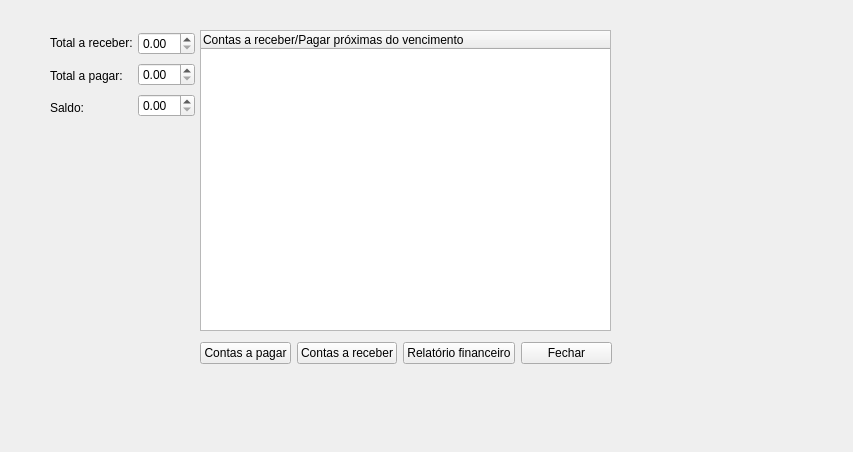
jaques-lo/erp-projeto, file erp-projeto/financeirowindow.ui: the form before one commit.
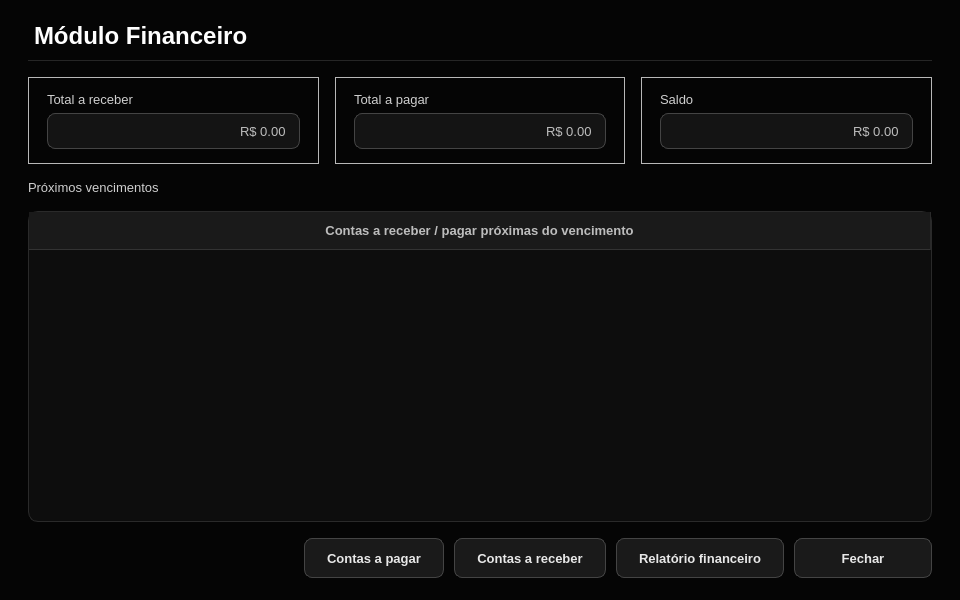
The form after the commit.

Commit message:
Atualiza fontes do projeto ERP (telas e login, Tela de Sobra) e adiciona logoBG
Arquivos de importância para alterar e rodar na máquina: código (cpp/h/pro), telas (ui), recursos (qrc) e imagem da logoBG.

What changed in the file:
```diff
--- a/erp-projeto/financeirowindow.ui
+++ b/erp-projeto/financeirowindow.ui
@@ -6,133 +6,1089 @@
    <rect>
     <x>0</x>
     <y>0</y>
-    <width>853</width>
-    <height>452</height>
+    <width>960</width>
+    <height>600</height>
    </rect>
   </property>
+  <property name="minimumSize">
+   <size>
+    <width>768</width>
+    <height>480</height>
+   </size>
+  </property>
   <property name="windowTitle">
    <string>Form</string>
   </property>
-  <widget class="QTableWidget" name="tableWidget">
-   <property name="geometry">
-    <rect>
-     <x>200</x>
-     <y>30</y>
-     <width>411</width>
-     <height>301</height>
-    </rect>
+  <property name="palette">
+   <palette>
+    <active>
+     <colorrole role="WindowText">
+      <brush brushstyle="SolidPattern">
+       <color alpha="255">
+        <red>232</red>
+        <green>232</green>
+        <blue>232</blue>
+       </color>
+      </brush>
+     </colorrole>
+     <colorrole role="Button">
+      <brush brushstyle="SolidPattern">
+       <color alpha="255">
+        <red>26</red>
+        <green>26</green>
+        <blue>26</blue>
+       </color>
+      </brush>
+     </colorrole>
+     <colorrole role="Text">
+      <brush brushstyle="SolidPattern">
+       <color alpha="255">
+        <red>245</red>
+        <green>245</green>
+        <blue>245</blue>
+       </color>
+      </brush>
+     </colorrole>
+     <colorrole role="ButtonText">
+      <brush brushstyle="SolidPattern">
+       <color alpha="255">
+        <red>232</red>
+        <green>232</green>
+        <blue>232</blue>
+       </color>
+      </brush>
+     </colorrole>
+     <colorrole role="Base">
+      <brush brushstyle="SolidPattern">
+       <color alpha="255">
+        <red>20</red>
+        <green>20</green>
+        <blue>20</blue>
+       </color>
+      </brush>
+     </colorrole>
+     <colorrole role="AlternateBase">
+      <brush brushstyle="SolidPattern">
+       <color alpha="255">
+        <red>19</red>
+        <green>19</green>
+        <blue>19</blue>
+       </color>
+      </brush>
+     </colorrole>
+     <colorrole role="Window">
+      <brush brushstyle="SolidPattern">
+       <color alpha="255">
+        <red>5</red>
+        <green>5</green>
+        <blue>5</blue>
+       </color>
+      </brush>
+     </colorrole>
+     <colorrole role="Highlight">
+      <brush brushstyle="SolidPattern">
+       <color alpha="255">
+        <red>119</red>
+        <green>119</green>
+        <blue>119</blue>
+       </color>
+      </brush>
+     </colorrole>
+     <colorrole role="HighlightedText">
+      <brush brushstyle="SolidPattern">
+       <color alpha="255">
+        <red>255</red>
+        <green>255</green>
+        <blue>255</blue>
+       </color>
+      </brush>
+     </colorrole>
+     <colorrole role="PlaceholderText">
+      <brush brushstyle="SolidPattern">
+       <color alpha="255">
+        <red>119</red>
+        <green>119</green>
+        <blue>119</blue>
+       </color>
+      </brush>
+     </colorrole>
+    </active>
+    <inactive>
+     <colorrole role="WindowText">
+      <brush brushstyle="SolidPattern">
+       <color alpha="255">
+        <red>232</red>
+        <green>232</green>
+        <blue>232</blue>
+       </color>
+      </brush>
+     </colorrole>
+     <colorrole role="Button">
+      <brush brushstyle="SolidPattern">
+       <color alpha="255">
+        <red>26</red>
+        <green>26</green>
+        <blue>26</blue>
+       </color>
+      </brush>
+     </colorrole>
+     <colorrole role="Text">
+      <brush brushstyle="SolidPattern">
+       <color alpha="255">
+        <red>245</red>
+        <green>245</green>
+        <blue>245</blue>
+       </color>
+      </brush>
+     </colorrole>
+     <colorrole role="ButtonText">
+      <brush brushstyle="SolidPattern">
+       <color alpha="255">
+        <red>232</red>
+        <green>232</green>
+        <blue>232</blue>
+       </color>
+      </brush>
+     </colorrole>
+     <colorrole role="Base">
+      <brush brushstyle="SolidPattern">
+       <color alpha="255">
+        <red>20</red>
+        <green>20</green>
+        <blue>20</blue>
+       </color>
+      </brush>
+     </colorrole>
+     <colorrole role="AlternateBase">
+      <brush brushstyle="SolidPattern">
+       <color alpha="255">
+        <red>19</red>
+        <green>19</green>
+        <blue>19</blue>
+       </color>
+      </brush>
+     </colorrole>
+     <colorrole role="Window">
+      <brush brushstyle="SolidPattern">
+       <color alpha="255">
+        <red>5</red>
+        <green>5</green>
+        <blue>5</blue>
+       </color>
+      </brush>
+     </colorrole>
+     <colorrole role="Highlight">
+      <brush brushstyle="SolidPattern">
+       <color alpha="255">
+        <red>119</red>
+        <green>119</green>
+        <blue>119</blue>
+       </color>
+      </brush>
+     </colorrole>
+     <colorrole role="HighlightedText">
+      <brush brushstyle="SolidPattern">
+       <color alpha="255">
+        <red>255</red>
+        <green>255</green>
+        <blue>255</blue>
+       </color>
+      </brush>
+     </colorrole>
+     <colorrole role="PlaceholderText">
+      <brush brushstyle="SolidPattern">
+       <color alpha="255">
+        <red>119</red>
+        <green>119</green>
+        <blue>119</blue>
+       </color>
+      </brush>
+     </colorrole>
+    </inactive>
+    <disabled>
+     <colorrole role="WindowText">
+      <brush brushstyle="SolidPattern">
+       <color alpha="255">
+        <red>102</red>
+        <green>102</green>
+        <blue>102</blue>
+       </color>
+      </brush>
+     </colorrole>
+     <colorrole role="Button">
+      <brush brushstyle="SolidPattern">
+       <color alpha="255">
+        <red>26</red>
+        <green>26</green>
+        <blue>26</blue>
+       </color>
+      </brush>
+     </colorrole>
+     <colorrole role="Text">
+      <brush brushstyle="SolidPattern">
+       <color alpha="255">
+        <red>102</red>
+        <green>102</green>
+        <blue>102</blue>
+       </color>
+      </brush>
+     </colorrole>
+     <colorrole role="ButtonText">
+      <brush brushstyle="SolidPattern">
+       <color alpha="255">
+        <red>102</red>
+        <green>102</green>
+        <blue>102</blue>
+       </color>
+      </brush>
+     </colorrole>
+     <colorrole role="Base">
+      <brush brushstyle="SolidPattern">
+       <color alpha="255">
+        <red>20</red>
+        <green>20</green>
+        <blue>20</blue>
+       </color>
+      </brush>
+     </colorrole>
+     <colorrole role="AlternateBase">
+      <brush brushstyle="SolidPattern">
+       <color alpha="255">
+        <red>19</red>
+        <green>19</green>
+        <blue>19</blue>
+       </color>
+      </brush>
+     </colorrole>
+     <colorrole role="Window">
+      <brush brushstyle="SolidPattern">
+       <color alpha="255">
+        <red>5</red>
+        <green>5</green>
+        <blue>5</blue>
+       </color>
+      </brush>
+     </colorrole>
+     <colorrole role="Highlight">
+      <brush brushstyle="SolidPattern">
+       <color alpha="255">
+        <red>119</red>
+        <green>119</green>
+        <blue>119</blue>
+       </color>
+      </brush>
+     </colorrole>
+     <colorrole role="HighlightedText">
+      <brush brushstyle="SolidPattern">
+       <color alpha="255">
+        <red>255</red>
+        <green>255</green>
+        <blue>255</blue>
+       </color>
+      </brush>
+     </colorrole>
+     <colorrole role="PlaceholderText">
+      <brush brushstyle="SolidPattern">
+       <color alpha="255">
+        <red>119</red>
+        <green>119</green>
+        <blue>119</blue>
+       </color>
+      </brush>
+     </colorrole>
+    </disabled>
+   </palette>
+  </property>
+  <property name="styleSheet">
+   <string notr="true">#FinanceiroWindow {
+    background-color: #050505;
+}
+
+QWidget {
+    font-family: "Segoe UI", "DejaVu Sans", "Noto Sans", sans-serif;
+    font-size: 10pt;
+}
+
+/* ---------- Textos ---------- */
+QLabel {
+    color: #cfcfcf;
+    background: transparent;
+    font-weight: normal;
+}
+
+QLabel#lblTitulo {
+    color: #ffffff;
+    font-size: 18pt;
+    font-weight: bold;
+    padding-bottom: 10px;
+    border-bottom: 1px solid #262626;
+}
+
+QLabel[role="section"] {
+    color: #ffffff;
+    font-size: 11pt;
+    font-weight: bold;
+}
+
+QLabel[role="hint"] {
+    color: #777777;
+    font-size: 9pt;
+}
+
+QLabel[role="value"] {
+    color: #ffffff;
+    font-weight: bold;
+}
+
+QToolTip {
+    background-color: #1a1a1a;
+    color: #f5f5f5;
+    border: 1px solid #444444;
+    padding: 4px 8px;
+}
+
+/* ---------- Cartões / grupos ---------- */
+QGroupBox {
+    background-color: #0c0c0c;
+    border: 1px solid #2a2a2a;
+    border-radius: 12px;
+    margin-top: 14px;
+    padding: 20px 16px 14px 16px;
+    color: #f2f2f2;
+    font-weight: bold;
+}
+
+QGroupBox::title {
+    subcontrol-origin: margin;
+    subcontrol-position: top left;
+    left: 14px;
+    padding: 0 8px;
+    color: #f2f2f2;
+}
+
+QFrame[variant="card"] {
+    background-color: #0c0c0c;
+    border: 1px solid #2a2a2a;
+    border-radius: 12px;
+}
+
+QFrame#lineSep {
+    background-color: #2a2a2a;
+    border: none;
+}
+
+/* ---------- Campos de entrada ---------- */
+QLineEdit,
+QComboBox,
+QAbstractSpinBox,
+QDateEdit,
+QDateTimeEdit {
+    background-color: #141414;
+    color: #f5f5f5;
+    border: 1px solid #444444;
+    border-radius: 8px;
+    padding: 6px 10px;
+    min-height: 22px;
+    selection-background-color: #777777;
+    selection-color: #ffffff;
+    font-weight: normal;
+}
+
+QLineEdit:hover,
+QComboBox:hover,
+QAbstractSpinBox:hover,
+QDateEdit:hover,
+QDateTimeEdit:hover {
+    border: 1px solid #666666;
+}
+
+QLineEdit:focus,
+QComboBox:focus,
+QAbstractSpinBox:focus,
+QDateEdit:focus,
+QDateTimeEdit:focus {
+    border: 1px solid #d8d8d8;
+    background-color: #181818;
+}
+
+QLineEdit:read-only,
+QAbstractSpinBox:read-only {
+    color: #bdbdbd;
+}
+
+QLineEdit:disabled,
+QComboBox:disabled,
+QAbstractSpinBox:disabled,
+QDateEdit:disabled,
+QDateTimeEdit:disabled {
+    background-color: #0e0e0e;
+    color: #666666;
+    border: 1px solid #2a2a2a;
+}
+
+/* Campo de total (somente leitura, em destaque) */
+QDoubleSpinBox[variant="total"] {
+    font-size: 20pt;
+    font-weight: bold;
+    color: #ffffff;
+    background-color: #0a0a0a;
+    border: 1px solid #333333;
+    padding: 8px 14px;
+    min-height: 36px;
+}
+
+/* ---------- ComboBox / Data ---------- */
+QComboBox {
+    padding-right: 30px;
+}
+
+QComboBox::drop-down,
+QDateEdit::drop-down,
+QDateTimeEdit::drop-down {
+    subcontrol-origin: padding;
+    subcontrol-position: center right;
+    width: 28px;
+    border: none;
+    background: transparent;
+}
+
+QComboBox::down-arrow,
+QDateEdit::down-arrow,
+QDateTimeEdit::down-arrow {
+    image: none;
+    width: 0px;
+    height: 0px;
+    border-left: 5px solid transparent;
+    border-right: 5px solid transparent;
+    border-top: 6px solid #bdbdbd;
+    margin-right: 8px;
+}
+
+QComboBox QAbstractItemView {
+    background-color: #141414;
+    color: #f5f5f5;
+    border: 1px solid #444444;
+    selection-background-color: #2e2e2e;
+    selection-color: #ffffff;
+    outline: 0;
+}
+
+/* ---------- SpinBox com botões ---------- */
+QSpinBox {
+    padding-right: 26px;
+}
+
+QSpinBox::up-button {
+    subcontrol-origin: border;
+    subcontrol-position: top right;
+    width: 22px;
+    border: none;
+    background: transparent;
+}
+
+QSpinBox::down-button {
+    subcontrol-origin: border;
+    subcontrol-position: bottom right;
+    width: 22px;
+    border: none;
+    background: transparent;
+}
+
+QSpinBox::up-arrow {
+    image: none;
+    width: 0px;
+    height: 0px;
+    border-left: 4px solid transparent;
+    border-right: 4px solid transparent;
+    border-bottom: 5px solid #bdbdbd;
+}
+
+QSpinBox::down-arrow {
+    image: none;
+    width: 0px;
+    height: 0px;
+    border-left: 4px solid transparent;
+    border-right: 4px solid transparent;
+    border-top: 5px solid #bdbdbd;
+}
+
+/* ---------- Calendário (popup do QDateEdit) ---------- */
+QCalendarWidget QWidget {
+    background-color: #141414;
+    color: #f5f5f5;
+}
+
+QCalendarWidget QToolButton {
+    background-color: transparent;
+    color: #f5f5f5;
+    border: none;
+    padding: 4px 8px;
+}
+
+QCalendarWidget QAbstractItemView:enabled {
+    background-color: #0d0d0d;
+    color: #f5f5f5;
+    selection-background-color: #f2f2f2;
+    selection-color: #080808;
+}
+
+QCalendarWidget QAbstractItemView:disabled {
+    color: #555555;
+}
+
+/* ---------- CheckBox ---------- */
+QCheckBox {
+    color: #e8e8e8;
+    background: transparent;
+    spacing: 10px;
+    font-weight: normal;
+}
+
+QCheckBox::indicator {
+    width: 18px;
+    height: 18px;
+    border: 1px solid #555555;
+    border-radius: 5px;
+    background-color: #141414;
+}
+
+QCheckBox::indicator:hover {
+    border: 1px solid #999999;
+}
+
+QCheckBox::indicator:checked {
+    background-color: #f2f2f2;
+    border: 1px solid #f2f2f2;
+}
+
+/* ---------- Botões ---------- */
+QPushButton {
+    background-color: #1a1a1a;
+    color: #e8e8e8;
+    border: 1px solid #444444;
+    border-radius: 8px;
+    padding: 8px 22px;
+    min-height: 22px;
+    min-width: 92px;
+    font-weight: bold;
+}
+
+QPushButton:hover {
+    background-color: #262626;
+    border: 1px solid #666666;
+    color: #ffffff;
+}
+
+QPushButton:pressed {
+    background-color: #333333;
+}
+
+QPushButton:disabled {
+    background-color: #111111;
+    color: #555555;
+    border: 1px solid #2a2a2a;
+}
+
+QPushButton[variant="primary"] {
+    background-color: #f2f2f2;
+    color: #080808;
+    border: 1px solid #f2f2f2;
+}
+
+QPushButton[variant="primary"]:hover {
+    background-color: #d2d2d2;
+    border: 1px solid #d2d2d2;
+    color: #080808;
+}
+
+QPushButton[variant="primary"]:pressed {
+    background-color: #aaaaaa;
+    border: 1px solid #aaaaaa;
+}
+
+QPushButton[variant="danger"] {
+    background-color: transparent;
+    color: #ff9494;
+    border: 1px solid #6b2f2f;
+}
+
+QPushButton[variant="danger"]:hover {
+    background-color: #2a1212;
+    color: #ffb4b4;
+    border: 1px solid #a04444;
+}
+
+QPushButton[variant="danger"]:pressed {
+    background-color: #3a1818;
+}
+
+QPushButton[variant="ghost"] {
+    background-color: transparent;
+    color: #bdbdbd;
+    border: 1px solid #333333;
+}
+
+QPushButton[variant="ghost"]:hover {
+    background-color: #1a1a1a;
+    color: #ffffff;
+    border: 1px solid #666666;
+}
+
+/* ---------- Tabelas ---------- */
+QTableWidget,
+QTableView {
+    background-color: #0d0d0d;
+    alternate-background-color: #131313;
+    color: #e8e8e8;
+    gridline-color: #232323;
+    border: 1px solid #2a2a2a;
+    border-radius: 10px;
+    selection-background-color: #2f2f2f;
+    selection-color: #ffffff;
+    outline: 0;
+}
+
+QTableWidget::item,
+QTableView::item {
+    padding: 4px 8px;
+    border: none;
+}
+
+QHeaderView {
+    background-color: transparent;
+}
+
+QHeaderView::section {
+    background-color: #1a1a1a;
+    color: #bdbdbd;
+    padding: 9px 10px;
+    border: none;
+    border-right: 1px solid #2a2a2a;
+    border-bottom: 1px solid #333333;
+    font-weight: bold;
+}
+
+QTableCornerButton::section {
+    background-color: #1a1a1a;
+    border: none;
+}
+
+/* ---------- Barras de rolagem ---------- */
+QScrollBar:vertical {
+    background: transparent;
+    width: 10px;
+    margin: 2px;
+}
+
+QScrollBar::handle:vertical {
+    background: #3a3a3a;
+    border-radius: 3px;
+    min-height: 28px;
+}
+
+QScrollBar::handle:vertical:hover {
+    background: #5a5a5a;
+}
+
+QScrollBar:horizontal {
+    background: transparent;
+    height: 10px;
+    margin: 2px;
+}
+
+QScrollBar::handle:horizontal {
+    background: #3a3a3a;
+    border-radius: 3px;
+    min-width: 28px;
+}
+
+QScrollBar::handle:horizontal:hover {
+    background: #5a5a5a;
+}
+
+QScrollBar::add-line,
+QScrollBar::sub-line {
+    width: 0px;
+    height: 0px;
+}
+
+QScrollBar::add-page,
+QScrollBar::sub-page {
+    background: transparent;
+}
+
+/* ---------- Caixas de diálogo abertas a partir da tela ---------- */
+QMessageBox,
+QDialog {
+    background-color: #0d0d0d;
+}
+
+QMessageBox QLabel {
+    color: #f0f0f0;
+}</string>
+  </property>
+  <layout class="QVBoxLayout" name="rootLayout">
+   <property name="spacing">
+    <number>16</number>
    </property>
-   <attribute name="horizontalHeaderCascadingSectionResizes">
-    <bool>true</bool>
-   </attribute>
-   <attribute name="horizontalHeaderDefaultSectionSize">
-    <number>1000</number>
-   </attribute>
-   <column>
-    <property name="text">
-     <string>Contas a receber/Pagar próximas do vencimento</string>
-    </property>
-    <property name="font">
-     <font>
-      <strikeout>false</strikeout>
-      <stylestrategy>PreferAntialias</stylestrategy>
-     </font>
-    </property>
-    <property name="textAlignment">
-     <set>AlignJustify|AlignVCenter</set>
-    </property>
-   </column>
-  </widget>
-  <widget class="QWidget" name="">
-   <property name="geometry">
-    <rect>
-     <x>50</x>
-     <y>30</y>
-     <width>145</width>
-     <height>91</height>
-    </rect>
+   <property name="leftMargin">
+    <number>28</number>
    </property>
-   <layout class="QHBoxLayout" name="horizontalLayout">
-    <item>
-     <layout class="QVBoxLayout" name="verticalLayout">
-      <item>
-       <widget class="QLabel" name="label">
-        <property name="text">
-         <string>Total a receber:</string>
+   <property name="topMargin">
+    <number>22</number>
+   </property>
+   <property name="rightMargin">
+    <number>28</number>
+   </property>
+   <property name="bottomMargin">
+    <number>22</number>
+   </property>
+   <item>
+    <widget class="QLabel" name="lblTitulo">
+     <property name="text">
+      <string>Módulo Financeiro</string>
+     </property>
+    </widget>
+   </item>
+   <item>
+    <layout class="QHBoxLayout" name="lay_4">
+     <property name="spacing">
+      <number>16</number>
+     </property>
+     <property name="leftMargin">
+      <number>0</number>
+     </property>
+     <property name="topMargin">
+      <number>0</number>
+     </property>
+     <property name="rightMargin">
+      <number>0</number>
+     </property>
+     <property name="bottomMargin">
+      <number>0</number>
+     </property>
+     <item>
+      <widget class="QFrame" name="cardReceber">
+       <property name="variant" stdset="0">
+        <string>card</string>
+       </property>
+       <property name="frameShape">
+        <enum>QFrame::StyledPanel</enum>
+       </property>
+       <layout class="QVBoxLayout" name="lay_1">
+        <property name="spacing">
+         <number>6</number>
         </property>
-       </widget>
-      </item>
-      <item>
-       <widget class="QLabel" name="label_2">
-        <property name="text">
-         <string>Total a pagar:</string>
+        <property name="leftMargin">
+         <number>18</number>
         </property>
-       </widget>
-      </item>
-      <item>
-       <widget class="QLabel" name="label_3">
-        <property name="text">
-         <string>Saldo:</string>
+        <property name="topMargin">
+         <number>14</number>
         </property>
-       </widget>
-      </item>
-     </layout>
-    </item>
-    <item>
-     <layout class="QVBoxLayout" name="verticalLayout_2">
-      <item>
-       <widget class="QDoubleSpinBox" name="doubleSpinBox"/>
-      </item>
-      <item>
-       <widget class="QDoubleSpinBox" name="doubleSpinBox_2"/>
-      </item>
-      <item>
-       <widget class="QDoubleSpinBox" name="doubleSpinBox_3"/>
-      </item>
-     </layout>
-    </item>
-   </layout>
-  </widget>
-  <widget class="QWidget" name="">
-   <property name="geometry">
-    <rect>
-     <x>200</x>
-     <y>340</y>
-     <width>412</width>
-     <height>26</height>
-    </rect>
-   </property>
-   <layout class="QHBoxLayout" name="horizontalLayout_2">
-    <item>
-     <widget class="QPushButton" name="pushButton">
+        <property name="rightMargin">
+         <number>18</number>
+        </property>
+        <property name="bottomMargin">
+         <number>14</number>
+        </property>
+        <item>
+         <widget class="QLabel" name="label">
+          <property name="text">
+           <string>Total a receber</string>
+          </property>
+          <property name="role" stdset="0">
+           <string>hint</string>
+          </property>
+         </widget>
+        </item>
+        <item>
+         <widget class="QDoubleSpinBox" name="doubleSpinBox">
+          <property name="readOnly">
+           <bool>true</bool>
+          </property>
+          <property name="buttonSymbols">
+           <enum>QAbstractSpinBox::NoButtons</enum>
+          </property>
+          <property name="alignment">
+           <set>Qt::AlignRight|Qt::AlignTrailing|Qt::AlignVCenter</set>
+          </property>
+          <property name="prefix">
+           <string>R$ </string>
+          </property>
+          <property name="decimals">
+           <number>2</number>
+          </property>
+          <property name="minimum">
+           <double>0.0</double>
+          </property>
+          <property name="maximum">
+           <double>999999999.99</double>
+          </property>
+          <property name="variant" stdset="0">
+           <string>total</string>
+          </property>
+          <property name="focusPolicy">
+           <enum>Qt::NoFocus</enum>
+          </property>
+         </widget>
+        </item>
+       </layout>
+      </widget>
+     </item>
+     <item>
+      <widget class="QFrame" name="cardPagar">
+       <property name="variant" stdset="0">
+        <string>card</string>
+       </property>
+       <property name="frameShape">
+        <enum>QFrame::StyledPanel</enum>
+       </property>
+       <layout class="QVBoxLayout" name="lay_2">
+        <property name="spacing">
+         <number>6</number>
+        </property>
+        <property name="leftMargin">
+         <number>18</number>
+        </property>
+        <property name="topMargin">
+         <number>14</number>
+        </property>
+        <property name="rightMargin">
+         <number>18</number>
+        </property>
+        <property name="bottomMargin">
+         <number>14</number>
+        </property>
+        <item>
+         <widget class="QLabel" name="label_2">
+          <property name="text">
+           <string>Total a pagar</string>
+          </property>
+          <property name="role" stdset="0">
+           <string>hint</string>
+          </property>
+         </widget>
+        </item>
+        <item>
+         <widget class="QDoubleSpinBox" name="doubleSpinBox_2">
+          <property name="readOnly">
+           <bool>true</bool>
+          </property>
+          <property name="buttonSymbols">
+           <enum>QAbstractSpinBox::NoButtons</enum>
+          </property>
+          <property name="alignment">
+           <set>Qt::AlignRight|Qt::AlignTrailing|Qt::AlignVCenter</set>
+          </property>
+          <property name="prefix">
+           <string>R$ </string>
+          </property>
+          <property name="decimals">
+           <number>2</number>
+          </property>
+          <property name="minimum">
+           <double>0.0</double>
+          </property>
+          <property name="maximum">
+           <double>999999999.99</double>
+          </property>
+          <property name="variant" stdset="0">
+           <string>total</string>
+          </property>
+          <property name="focusPolicy">
+           <enum>Qt::NoFocus</enum>
+          </property>
+         </widget>
+        </item>
+       </layout>
+      </widget>
+     </item>
+     <item>
+      <widget class="QFrame" name="cardSaldo">
+       <property name="variant" stdset="0">
+        <string>card</string>
+       </property>
+       <property name="frameShape">
+        <enum>QFrame::StyledPanel</enum>
+       </property>
+       <layout class="QVBoxLayout" name="lay_3">
+        <property name="spacing">
+         <number>6</number>
+        </property>
+        <property name="leftMargin">
+         <number>18</number>
+        </property>
+        <property name="topMargin">
+         <number>14</number>
+        </property>
+        <property name="rightMargin">
+         <number>18</number>
+        </property>
+        <property name="bottomMargin">
+         <number>14</number>
+        </property>
+        <item>
+         <widget class="QLabel" name="label_3">
+          <property name="text">
+           <string>Saldo</string>
+          </property>
+          <property name="role" stdset="0">
+           <string>hint</string>
+          </property>
+         </widget>
+        </item>
+        <item>
+         <widget class="QDoubleSpinBox" name="doubleSpinBox_3">
+          <property name="readOnly">
+           <bool>true</bool>
+          </property>
+          <property name="buttonSymbols">
+           <enum>QAbstractSpinBox::NoButtons</enum>
+          </property>
+          <property name="alignment">
+           <set>Qt::AlignRight|Qt::AlignTrailing|Qt::AlignVCenter</set>
+          </property>
+          <property name="prefix">
+           <string>R$ </string>
+          </property>
+          <property name="decimals">
+           <number>2</number>
+          </property>
+          <property name="minimum">
+           <double>-999999999.99</double>
+          </property>
+          <property name="maximum">
+           <double>999999999.99</double>
+          </property>
+          <property name="variant" stdset="0">
+           <string>total</string>
+          </property>
+          <property name="focusPolicy">
+           <enum>Qt::NoFocus</enum>
+          </property>
+         </widget>
+        </item>
+       </layout>
+      </widget>
+     </item>
+    </layout>
+   </item>
+   <item>
+    <widget class="QLabel" name="lblVencimentos">
+     <property name="text">
+      <string>Próximos vencimentos</string>
+     </property>
+     <property name="role" stdset="0">
+      <string>section</string>
+     </property>
+    </widget>
+   </item>
+   <item>
+    <widget class="QTableWidget" name="tableWidget">
+     <property name="alternatingRowColors">
+      <bool>true</bool>
+     </property>
+     <property name="selectionBehavior">
+      <enum>QAbstractItemView::SelectRows</enum>
+     </property>
+     <property name="showGrid">
+      <bool>false</bool>
+     </property>
+     <attribute name="horizontalHeaderDefaultSectionSize">
+      <number>130</number>
+     </attribute>
+     <attribute name="horizontalHeaderStretchLastSection">
+      <bool>true</bool>
+     </attribute>
+     <attribute name="verticalHeaderVisible">
+      <bool>false</bool>
+     </attribute>
+     <column>
       <property name="text">
-       <string>Contas a pagar</string>
+       <string>Contas a receber / pagar próximas do vencimento</string>
       </property>
-     </widget>
-    </item>
-    <item>
-     <widget class="QPushButton" name="pushButton_2">
-      <property name="text">
-       <string>Contas a receber</string>
-      </property>
-     </widget>
-    </item>
-    <item>
-     <widget class="QPushButton" name="pushButton_3">
-      <property name="text">
-       <string>Relatório financeiro</string>
-      </property>
-     </widget>
-    </item>
-    <item>
-     <widget class="QPushButton" name="pushButton_4">
-      <property name="text">
-       <string>Fechar</string>
-      </property>
-     </widget>
-    </item>
-   </layout>
-  </widget>
+     </column>
+    </widget>
+   </item>
+   <item>
+    <layout class="QHBoxLayout" name="lay_6">
+     <property name="spacing">
+      <number>10</number>
+     </property>
+     <property name="leftMargin">
+      <number>0</number>
+     </property>
+     <property name="topMargin">
+      <number>0</number>
+     </property>
+     <property name="rightMargin">
+      <number>0</number>
+     </property>
+     <property name="bottomMargin">
+      <number>0</number>
+     </property>
+     <item>
+      <spacer name="spacer_5">
+       <property name="orientation">
+        <enum>Qt::Horizontal</enum>
+       </property>
+       <property name="sizeHint" stdset="0">
+        <size>
+         <width>40</width>
+         <height>20</height>
+        </size>
+       </property>
+      </spacer>
+     </item>
+     <item>
+      <widget class="QPushButton" name="pushButton">
+       <property name="text">
+        <string>Contas a pagar</string>
+       </property>
+       <property name="cursor">
+        <cursorShape>PointingHandCursor</cursorShape>
+       </property>
+      </widget>
+     </item>
+     <item>
+      <widget class="QPushButton" name="pushButton_2">
+       <property name="text">
+        <string>Contas a receber</string>
+       </property>
+       <property name="cursor">
+        <cursorShape>PointingHandCursor</cursorShape>
+       </property>
+      </widget>
+     </item>
+     <item>
+      <widget class="QPushButton" name="pushButton_3">
+       <property name="text">
+        <string>Relatório financeiro</string>
+       </property>
+       <property name="variant" stdset="0">
+        <string>primary</string>
+       </property>
+       <property name="cursor">
+        <cursorShape>PointingHandCursor</cursorShape>
+       </property>
+      </widget>
+     </item>
+     <item>
+      <widget class="QPushButton" name="pushButton_4">
+       <property name="text">
+        <string>Fechar</string>
+       </property>
+       <property name="variant" stdset="0">
+        <string>ghost</string>
+       </property>
+       <property name="cursor">
+        <cursorShape>PointingHandCursor</cursorShape>
+       </property>
+      </widget>
+     </item>
+    </layout>
+   </item>
+  </layout>
  </widget>
  <resources/>
  <connections>
```
Left out of the diff: 14 changed lines with no effect on the pictures. The commit also changes 23 other files.
